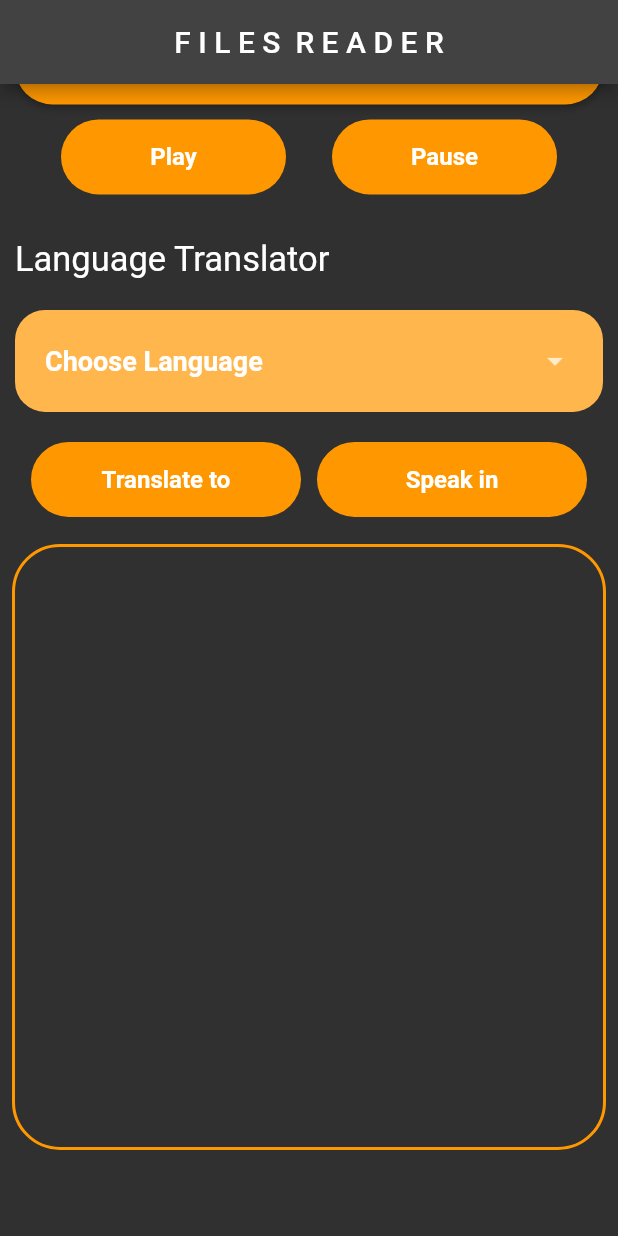
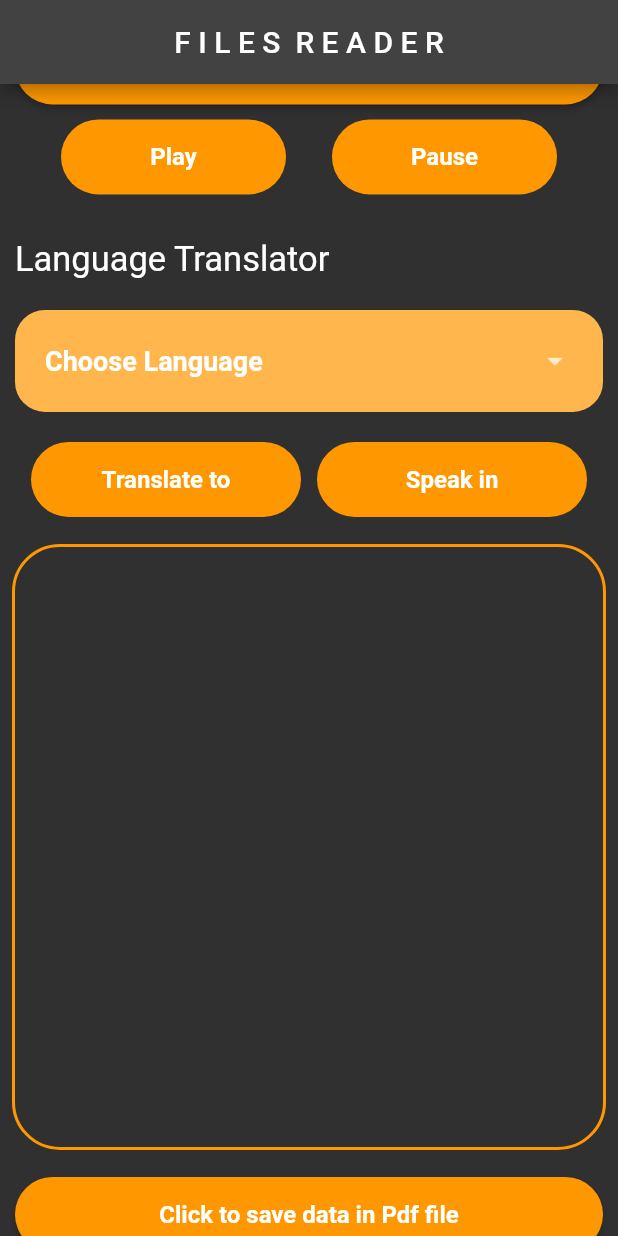
Before and after one commit to SAIKUMAR3107/flutter_widgets_practice, a Flutter app: the screen it shows after launch, scrolled down 915 dp, on a phone screen of 412 x 824 dp. Run offline on Flutter 3.47's test engine with Material 2 defaults, Android fonts, the phone set to English and light mode, and no system bars; our stand-ins replace dio, file_picker, flutter_local_notifications, flutter_tts, font_awesome_flutter, google_nav_bar; missing offline and left inert: syncfusion_flutter_pdf, translator; Roboto replaces fonts that are missing (sans-serif-condensed-light).

Commit message:
convert to pdf feature is added but not working properly because of different language codes

```diff
--- a/lib/file_reader.dart
+++ b/lib/file_reader.dart
@@ -4,6 +4,7 @@ import 'package:file_picker/file_picker.dart';
 import 'package:flutter/material.dart';
 import 'package:flutter/services.dart';
 import 'package:flutter_tts/flutter_tts.dart';
+import 'package:practice_app/pdf_api.dart';
 import 'package:syncfusion_flutter_pdf/pdf.dart';
 import 'package:translator/translator.dart';
 
@@ -301,8 +302,29 @@ class _FileReaderState extends State<FileReader> {
                 decoration: BoxDecoration(borderRadius: BorderRadius.circular(30),border:Border.all(color: Colors.orange,width: 2,strokeAlign: BorderSide.strokeAlignOutside)),
                 child: SingleChildScrollView(child: Text(teluguText,style: TextStyle(color: Colors.white,fontSize: 20),)),
               ),
-             SizedBox(height: 50,)
-
+             SizedBox(height: 20,),
+              SizedBox(
+                height: 50,
+                width: double.infinity,
+                child: ElevatedButton(
+                  style: ElevatedButton.styleFrom(
+                      backgroundColor: Colors.orange,
+                      shape: RoundedRectangleBorder(
+                          borderRadius: BorderRadius.circular(40))),
+                  onPressed: () async{
+                    var fileName = name+"_"+"in"+values!+".pdf";
+                    final pdfFile = await PdfApi().generateCenteredText(teluguText,fileName);
+                  },
+                  child: Text(
+                    "Click to save data in Pdf file",
+                    style: TextStyle(
+                        fontSize: 16,
+                        fontWeight: FontWeight.bold,
+                        fontFamily: "sans-serif-condensed-light"),
+                  ),
+                ),
+              ),
+              SizedBox(height: 50,)
 
              //Text(readingData,style: TextStyle(color: Colors.white,fontSize: 20),)
             ],
@@ -311,4 +333,9 @@ class _FileReaderState extends State<FileReader> {
       ),
     );
   }
+
+  Future<void> createPDF() async {
+
+
+  }
 }
--- /dev/null
+++ b/lib/pdf_api.dart
@@ -0,0 +1,37 @@
+import 'dart:io';
+
+
+import 'package:pdf/widgets.dart';
+
+
+class PdfApi{
+  Future<File> generateCenteredText(String text,String filename) async{
+    final pdf = Document();
+    pdf.addPage(
+      MultiPage(build: (context) => [
+        Paragraph(text: text),
+      ],
+    footer: (context) {
+        final text = 'page ${context.pageNumber} of ${context.pagesCount}';
+        return Container(
+          alignment: Alignment.bottomRight,
+          child: Text(text)
+        );
+    },)
+    );
+
+    return saveDocument(name : "$filename",pdf : pdf);
+  }
+
+  Future<File> saveDocument({required String name, required Document pdf}) async{
+    final bytes = await pdf.save();
+
+    final path = "/storage/emulated/0/Download/$name";
+    final file = File(path);
+    await file.writeAsBytes(bytes);
+
+    return file;
+
+  }
+
+}
--- a/pubspec.yaml
+++ b/pubspec.yaml
@@ -41,6 +41,7 @@ dependencies:
   pdf:
   flutter_tts:
   translator:
+  open_file:
 
 
   # The following adds the Cupertino Icons font to your application.
```
Also changed, not shown: pubspec.lock, 1 other file.
